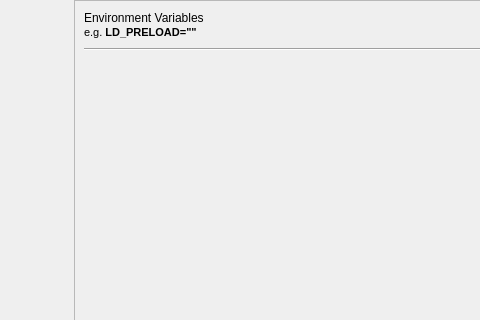
First picture: the form in src/environment_variables.ui, repository rfrench3/scopebuddy-gui, before the edit; both pictures show x 0 to 480 and y 0 to 320 of the 749 by 621 pixel window.
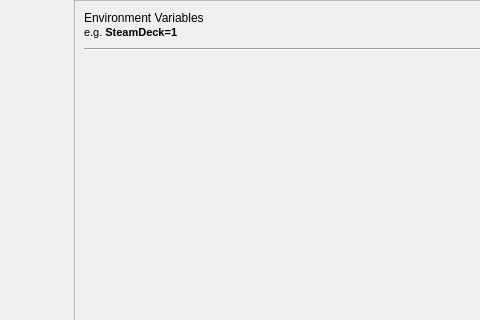
Second picture: the form after the edit. Icons and pictures are not drawn.

Commit message: Implement better environment example in the UI Fixes #36

```diff
--- a/src/environment_variables.ui
+++ b/src/environment_variables.ui
@@ -94,7 +94,7 @@
                  </sizepolicy>
                 </property>
                 <property name="text">
-                 <string>&lt;html&gt;&lt;head/&gt;&lt;body&gt;&lt;p&gt;&lt;span style=&quot; font-size:8pt;&quot;&gt;e.g. &lt;/span&gt;&lt;span style=&quot; font-size:8pt; font-weight:700;&quot;&gt;LD_PRELOAD=&amp;quot;&amp;quot;&lt;/span&gt;&lt;/p&gt;&lt;/body&gt;&lt;/html&gt;</string>
+                 <string>&lt;html&gt;&lt;head/&gt;&lt;body&gt;&lt;p&gt;&lt;span style=&quot; font-size:8pt;&quot;&gt;e.g. &lt;/span&gt;&lt;span style=&quot; font-size:8pt; font-weight:700;&quot;&gt;SteamDeck=1&lt;/span&gt;&lt;/p&gt;&lt;/body&gt;&lt;/html&gt;</string>
                 </property>
                </widget>
               </item>
```
Left out of the diff: 3 changed lines with no effect on the pictures.
